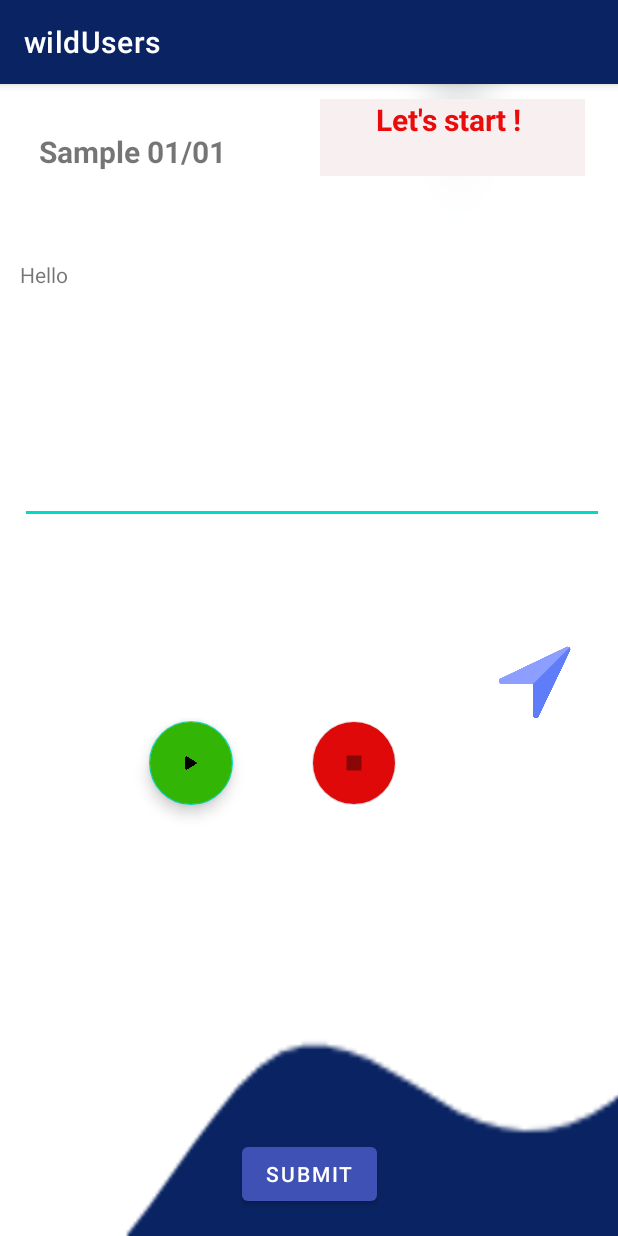
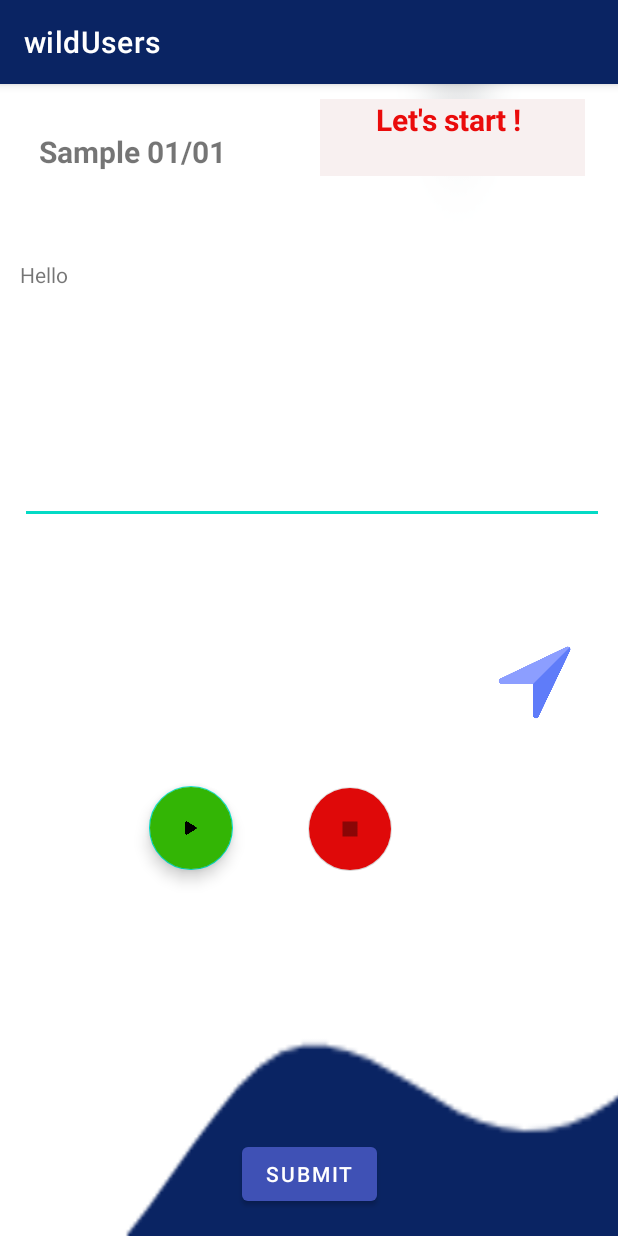
Before and after one commit to SLIIT-HCI/SMTEC, an Android app: the activity_sample_text1_1 screen opened directly, with no data from a screen before it, on a phone screen of 412 x 824 dp. Run offline under Robolectric (Android 15) with nearby library versions, the phone set to English and light mode, and no system bars; our stand-ins replace Volley.

Commit message:
modifications in the sample activity and building release folder

```diff
--- a/app/src/main/res/layout/activity_sample_text1_1.xml
+++ b/app/src/main/res/layout/activity_sample_text1_1.xml
@@ -89,8 +89,8 @@
         android:layout_height="wrap_content"
         android:layout_alignParentStart="true"
         android:layout_alignParentBottom="true"
-        android:layout_marginStart="208dp"
-        android:layout_marginBottom="287dp"
+        android:layout_marginStart="205dp"
+        android:layout_marginBottom="243dp"
         android:backgroundTint="#DF0909"
         app:srcCompat="@drawable/stop" />
 
@@ -101,7 +101,7 @@
         android:layout_alignParentStart="true"
         android:layout_alignParentBottom="true"
         android:layout_marginStart="99dp"
-        android:layout_marginBottom="287dp"
+        android:layout_marginBottom="244dp"
         android:backgroundTint="#33B505"
         app:srcCompat="@drawable/next" />
 
```
Also changed, not shown: 1 other file.
